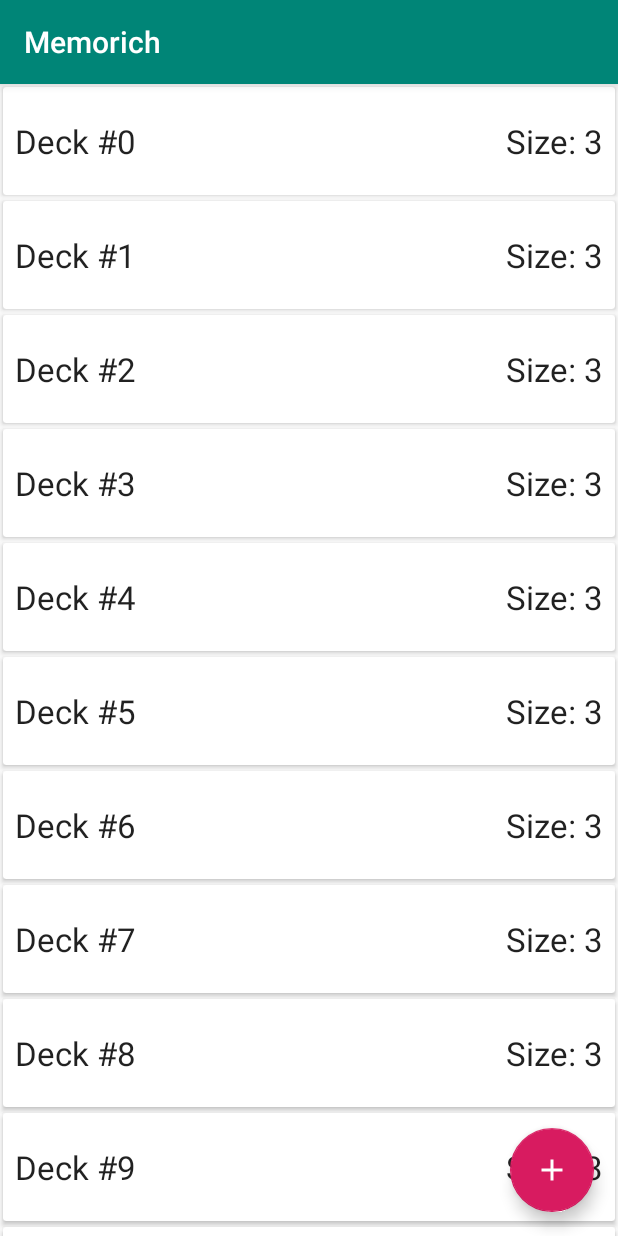
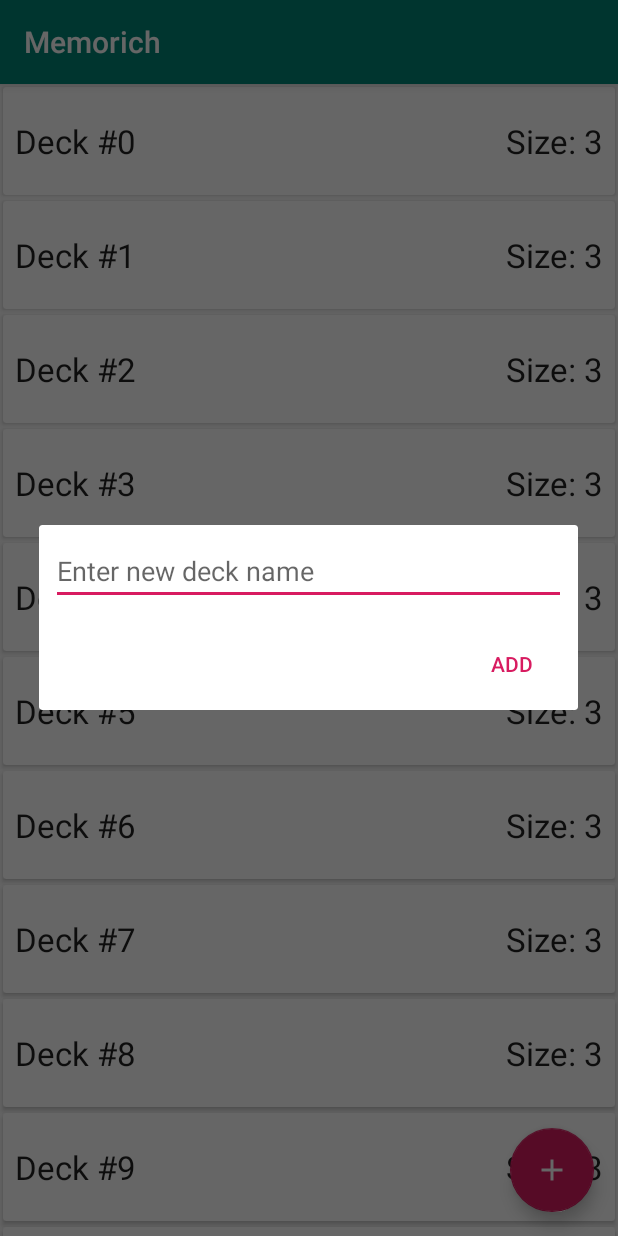
Before and after one commit to kanemil/Memorich, an Android app: the screen it shows after launch (MainActivity), after a tap on an icon or button, on a phone screen of 412 x 824 dp. Run offline under Robolectric (Android 15) with nearby library versions, the phone set to English and light mode, and no system bars.

Commit message:
+ AddDeckDialogFragment, открывающийся по клику на FAB, заглушка

```diff
--- a/app/build.gradle
+++ b/app/build.gradle
@@ -29,6 +29,7 @@ dependencies {
     androidTestImplementation 'androidx.test.ext:junit:1.1.1'
     androidTestImplementation 'androidx.test.espresso:espresso-core:3.2.0'
     implementation 'com.google.android.material:material:1.0.0'
+
     implementation 'androidx.room:room-runtime:2.2.1'
-    implementation 'androidx.room:room-compiler:2.2.1'
+    annotationProcessor 'androidx.room:room-compiler:2.2.1'
 }
--- a/app/src/main/AndroidManifest.xml
+++ b/app/src/main/AndroidManifest.xml
@@ -9,7 +9,7 @@
         android:roundIcon="@mipmap/ic_launcher_round"
         android:supportsRtl="true"
         android:theme="@style/AppTheme">
-        <activity android:name=".presentation.view.MainActivity">
+        <activity android:name=".presentation.view.activities.MainActivity">
             <intent-filter>
                 <action android:name="android.intent.action.MAIN" />
 
--- a/app/src/main/java/com/kanemil/memorich/data/model/Card.java
+++ b/app/src/main/java/com/kanemil/memorich/data/model/Card.java
@@ -3,6 +3,7 @@ package com.kanemil.memorich.data.model;
 /**
  * Basic card
  */
+
 public class Card {
     private String mFront;
     private String mBack;
--- a/app/src/main/java/com/kanemil/memorich/presentation/view/MainActivity.java
+++ /dev/null
@@ -1,21 +0,0 @@
-package com.kanemil.memorich.presentation.view;
-
-import android.os.Bundle;
-
-import androidx.appcompat.app.AppCompatActivity;
-
-import com.kanemil.memorich.R;
-import com.kanemil.memorich.presentation.view.fragments.DecksFragment;
-
-public class MainActivity extends AppCompatActivity {
-
-    @Override
-    protected void onCreate(Bundle savedInstanceState) {
-        super.onCreate(savedInstanceState);
-        setContentView(R.layout.activity_main);
-
-        getSupportFragmentManager().beginTransaction()
-                .replace(R.id.root_view, DecksFragment.newInstance(), "decksFragment")
-                .commit();
-    }
-}
--- /dev/null
+++ b/app/src/main/java/com/kanemil/memorich/presentation/view/activities/MainActivity.java
@@ -0,0 +1,32 @@
+package com.kanemil.memorich.presentation.view.activities;
+
+import android.os.Bundle;
+
+import androidx.appcompat.app.AppCompatActivity;
+import androidx.fragment.app.DialogFragment;
+
+import com.kanemil.memorich.R;
+import com.kanemil.memorich.presentation.view.fragments.AddDeckDialogFragment;
+import com.kanemil.memorich.presentation.view.fragments.DecksFragment;
+
+public class MainActivity extends AppCompatActivity
+        implements OnShowAddDeckDialogClickListener {
+
+    @Override
+    protected void onCreate(Bundle savedInstanceState) {
+        super.onCreate(savedInstanceState);
+        setContentView(R.layout.activity_main);
+
+        getSupportFragmentManager().beginTransaction()
+                .replace(R.id.root_view, DecksFragment.newInstance(), "decksFragment")
+                .commit();
+    }
+
+    @Override
+    public void showAddDeckDialog() {
+        DialogFragment dialogFragment = new AddDeckDialogFragment();
+        if (getFragmentManager() != null) {
+            dialogFragment.show(getSupportFragmentManager(), null);
+        }
+    }
+}
--- /dev/null
+++ b/app/src/main/java/com/kanemil/memorich/presentation/view/activities/OnShowAddDeckDialogClickListener.java
@@ -0,0 +1,8 @@
+package com.kanemil.memorich.presentation.view.activities;
+
+/**
+ * Implement to show add deck dialog fragment.
+ */
+public interface OnShowAddDeckDialogClickListener {
+    void showAddDeckDialog();
+}
--- /dev/null
+++ b/app/src/main/java/com/kanemil/memorich/presentation/view/fragments/AddDeckDialogFragment.java
@@ -0,0 +1,43 @@
+package com.kanemil.memorich.presentation.view.fragments;
+
+import android.app.Dialog;
+import android.content.DialogInterface;
+import android.os.Bundle;
+import android.view.LayoutInflater;
+import android.view.View;
+import android.widget.EditText;
+import android.widget.Toast;
+
+import androidx.annotation.NonNull;
+import androidx.annotation.Nullable;
+import androidx.appcompat.app.AlertDialog;
+import androidx.fragment.app.DialogFragment;
+
+import com.kanemil.memorich.R;
+
+/**
+ * Adds new deck to list.
+ */
+public class AddDeckDialogFragment extends DialogFragment {
+
+    private EditText mEditTextDeckName;
+
+    @NonNull
+    @Override
+    public Dialog onCreateDialog(@Nullable Bundle savedInstanceState) {
+        AlertDialog.Builder builder = new AlertDialog.Builder(requireActivity());
+        LayoutInflater inflater = requireActivity().getLayoutInflater();
+        View root = inflater.inflate(R.layout.dialog_add_deck, null);
+        mEditTextDeckName = root.findViewById(R.id.et_deck_name);
+        builder.setView(root);
+
+        builder.setPositiveButton(R.string.add, new DialogInterface.OnClickListener() {
+            @Override
+            public void onClick(DialogInterface dialogInterface, int i) {
+                Toast.makeText(requireActivity(), mEditTextDeckName.getText().toString() + " Deck added!", Toast.LENGTH_SHORT).show();
+            }
+        });
+
+        return builder.create();
+    }
+}
--- a/app/src/main/java/com/kanemil/memorich/presentation/view/fragments/DecksFragment.java
+++ b/app/src/main/java/com/kanemil/memorich/presentation/view/fragments/DecksFragment.java
@@ -4,7 +4,6 @@ import android.os.Bundle;
 import android.view.LayoutInflater;
 import android.view.View;
 import android.view.ViewGroup;
-import android.widget.Toast;
 
 import androidx.annotation.NonNull;
 import androidx.annotation.Nullable;
@@ -16,6 +15,7 @@ import androidx.recyclerview.widget.RecyclerView;
 import com.google.android.material.floatingactionbutton.FloatingActionButton;
 import com.kanemil.memorich.R;
 import com.kanemil.memorich.data.model.Deck;
+import com.kanemil.memorich.presentation.view.activities.OnShowAddDeckDialogClickListener;
 import com.kanemil.memorich.presentation.view.adapters.DecksFragmentAdapter;
 import com.kanemil.memorich.presentation.viewmodel.DecksViewModel;
 
@@ -24,10 +24,11 @@ import java.util.List;
 public class DecksFragment extends Fragment {
 
     private static final String TAG = "DecksFragment";
-    View.OnClickListener mFabOnClickListener = new View.OnClickListener() {
+    private View.OnClickListener mFabOnClickListener = new View.OnClickListener() {
         @Override
         public void onClick(View view) {
-            Toast.makeText(requireContext(), "FAB CLICKED!", Toast.LENGTH_SHORT).show();
+            OnShowAddDeckDialogClickListener listener = (OnShowAddDeckDialogClickListener) requireActivity();
+            listener.showAddDeckDialog();
         }
     };
     private DecksViewModel mViewModel;
--- a/app/src/main/java/com/kanemil/memorich/presentation/viewmodel/DecksViewModel.java
+++ b/app/src/main/java/com/kanemil/memorich/presentation/viewmodel/DecksViewModel.java
@@ -20,6 +20,17 @@ public class DecksViewModel extends ViewModel {
         mDecksList.setValue((mDecksProvider.provideDecks()));
     }
 
+    /**
+     * Adds deck to list.
+     *
+     * @param deck
+     */
+    public void addDeck(Deck deck) {
+        if (mDecksList.getValue() != null) {
+            mDecksList.getValue().add(deck);
+        }
+    }
+
     public LiveData<List<Deck>> getDecksList() {
         return mDecksList;
     }
--- a/app/src/main/res/layout/activity_main.xml
+++ b/app/src/main/res/layout/activity_main.xml
@@ -4,6 +4,6 @@
     android:id="@+id/root_view"
     android:layout_width="match_parent"
     android:layout_height="match_parent"
-    tools:context=".presentation.view.MainActivity">
+    tools:context=".presentation.view.activities.MainActivity">
 
 </FrameLayout>
--- /dev/null
+++ b/app/src/main/res/layout/dialog_add_deck.xml
@@ -0,0 +1,15 @@
+<?xml version="1.0" encoding="utf-8"?>
+<LinearLayout xmlns:android="http://schemas.android.com/apk/res/android"
+    android:layout_width="wrap_content"
+    android:layout_height="wrap_content"
+    android:orientation="vertical"
+    android:padding="@dimen/padding_8">
+
+    <EditText
+        android:id="@+id/et_deck_name"
+        android:layout_width="match_parent"
+        android:layout_height="wrap_content"
+        android:hint="@string/enter_new_deck_name"
+        android:inputType="text" />
+
+</LinearLayout>
--- a/app/src/main/res/values/strings.xml
+++ b/app/src/main/res/values/strings.xml
@@ -2,4 +2,6 @@
     <string name="app_name">Memorich</string>
     <string name="size">Size:</string>
     <string name="size_formatter">%s %d</string>
+    <string name="enter_new_deck_name">Enter new deck name</string>
+    <string name="add">Add</string>
 </resources>
```
